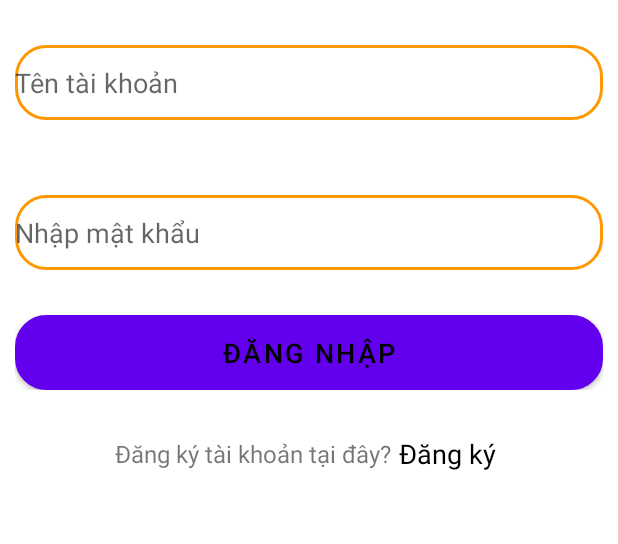
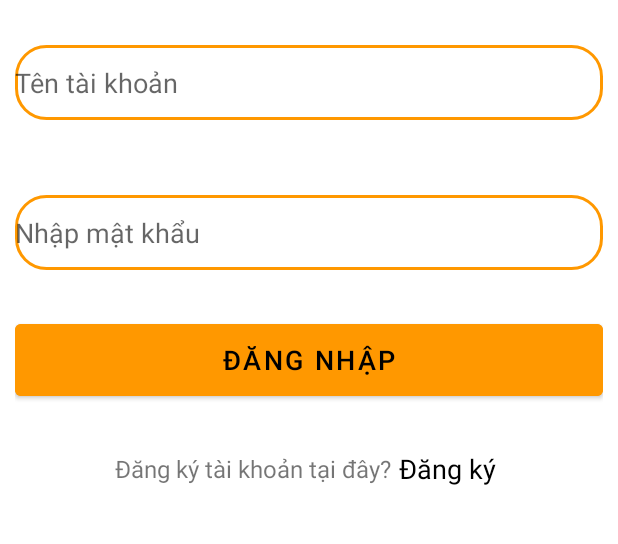
Before and after one commit to Congsonn/fastfood, an Android app: the screen it shows after launch (MainActivity), on a phone screen of 412 x 824 dp, the part 345-889 px from its top. Run offline under Robolectric (Android 15) with nearby library versions, the phone set to English and light mode, and no system bars.

Commit message:
cap nhat moi

```diff
--- a/app/src/main/res/drawable/botron_button.xml
+++ b/app/src/main/res/drawable/botron_button.xml
@@ -6,7 +6,7 @@
     <size android:height="50dp"
         android:width="250dp"/>
 
-    <solid android:color="#FF9800"/>
+    <solid android:color="#FFFF"/>
     <corners android:radius="20dp"/>
     <stroke android:color="#FF9800"
         android:width="2dp"/>
--- a/app/src/main/res/layout/activity_main.xml
+++ b/app/src/main/res/layout/activity_main.xml
@@ -12,17 +12,13 @@
         android:layout_height="200dp"
         android:src="@drawable/logo"
         android:layout_gravity="center"
-        android:layout_marginTop="30dp"
-
-        />
+        android:layout_marginTop="30dp" />
 
     <LinearLayout
         android:layout_width="match_parent"
         android:layout_height="wrap_content"
         android:layout_marginTop="20dp"
-        android:orientation="vertical"
-
-        >
+        android:orientation="vertical">
 
         <LinearLayout
             android:layout_width="match_parent"
@@ -30,15 +26,12 @@
             android:padding="10dp"
             android:orientation="vertical">
 
-
-
             <EditText
                 android:id="@+id/taikhoan"
                 android:layout_width="match_parent"
                 android:layout_height="wrap_content"
                 android:background="@drawable/botron_editext"
-                android:hint="Tên tài khoản"
-                />
+                android:hint="Tên tài khoản" />
         </LinearLayout>
 
         <LinearLayout
@@ -48,15 +41,12 @@
             android:padding="10dp"
             android:orientation="vertical">
 
-
-
             <EditText
                 android:id="@+id/password"
                 android:layout_width="match_parent"
                 android:layout_height="wrap_content"
                 android:background="@drawable/botron_editext"
-                android:hint="Nhập mật khẩu"
-                />
+                android:hint="Nhập mật khẩu"/>
         </LinearLayout>
 
         <LinearLayout
@@ -64,17 +54,15 @@
             android:layout_height="wrap_content"
             android:orientation="horizontal"
             android:padding="10dp"
-            android:layout_marginTop="10dp"
-            >
+            android:layout_marginTop="10dp">
             <Button
                 android:id="@+id/dangnhap"
                 android:layout_width="match_parent"
-                android:layout_height="wrap_content"
-                android:background="@drawable/botron_button"
+                android:layout_height="60dp"
                 android:text="Đăng nhập"
                 android:textSize="18sp"
                 android:textColor="@color/black"
-                android:backgroundTint="@color/white"/>
+                android:backgroundTint="#FF9800"/>
 
         </LinearLayout>
        <LinearLayout
@@ -83,15 +71,13 @@
            android:padding="10dp"
            android:gravity="center"
            android:orientation="horizontal"
-           android:layout_marginTop="10dp"
-           >
+           android:layout_marginTop="10dp">
 
            <TextView
                android:layout_width="wrap_content"
                android:layout_height="wrap_content"
                android:text="Đăng ký tài khoản tại đây?"
-               android:textSize="16sp"
-               />
+               android:textSize="16sp"/>
 
            <TextView
                android:id="@+id/dangky"
@@ -100,8 +86,7 @@
                android:text="Đăng ký "
                android:textSize="18sp"
                android:layout_marginLeft="5dp"
-               android:textColor="@color/black"
-               />
+               android:textColor="@color/black" />
 
        </LinearLayout>
 
```
Also changed, not shown: app/src/main/res/layout/trangdau.xml (added, +36 -0 lines), app/src/main/res/drawable/background_intro.png (added), app/src/main/res/drawable/logo1.png (added), app/src/main/res/drawable/nen.png (added).
